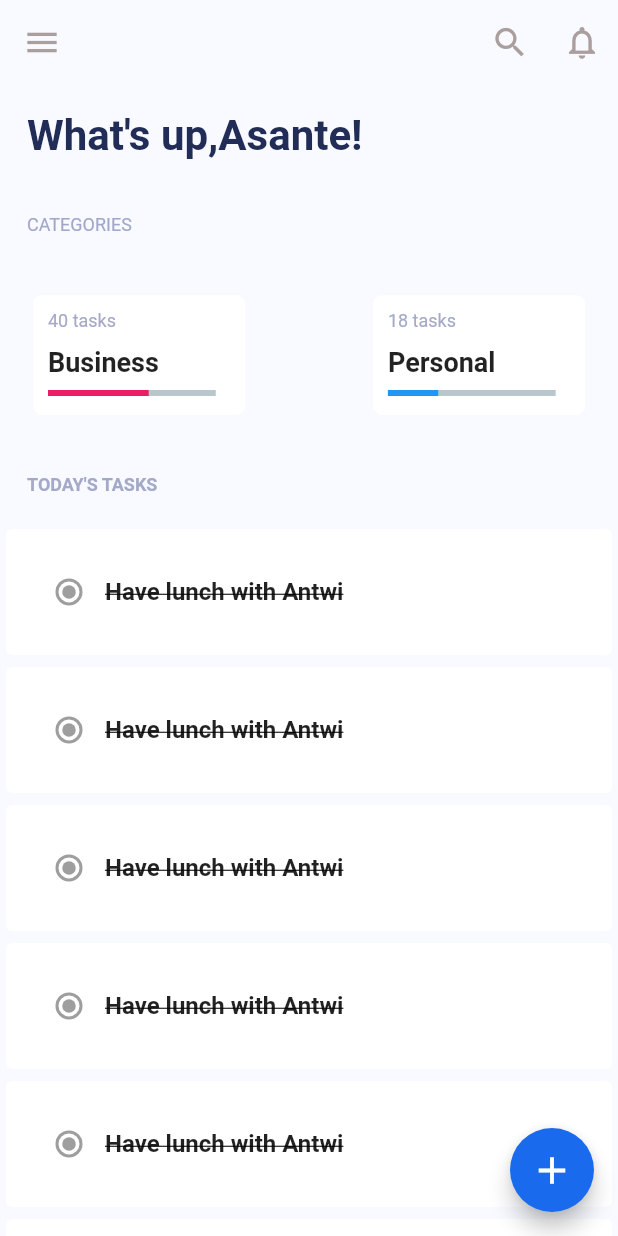
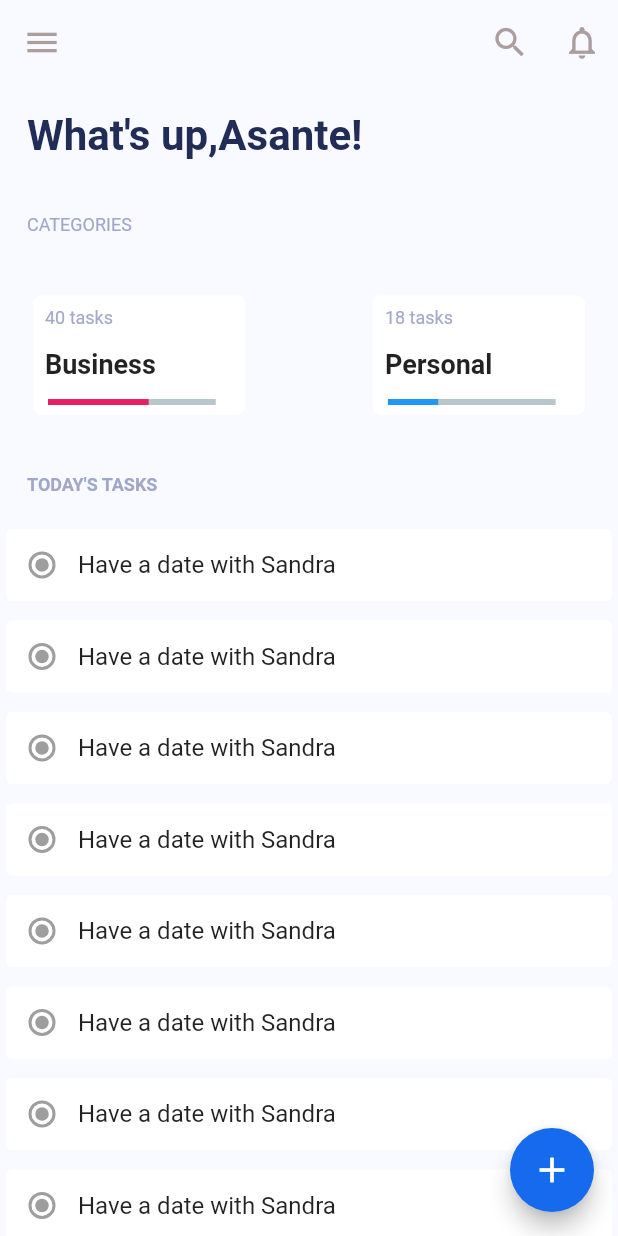
Before and after one commit to Asante-Adarkwa-Usman/Todo, a Flutter app: the screen it shows after launch, on a phone screen of 412 x 824 dp. Run offline on Flutter 3.47's test engine with Material 2 defaults, Android fonts, the phone set to English and light mode, and no system bars; drawn by our look-alikes of percent_indicator.

Commit message:
Created Homescreen with custom widgets

```diff
--- /dev/null
+++ b/todo/lib/views/custom_widgets/padding_with_text.dart
@@ -0,0 +1,29 @@
+import 'package:flutter/material.dart';
+
+class PaddingWithText extends StatelessWidget {
+  final String? text;
+  final double? fontSize;
+  final Color? color;
+  final FontWeight? fontWeight;
+  final EdgeInsetsGeometry? padding;
+  const PaddingWithText({
+    Key? key,
+    required this.text,
+    required this.fontSize,
+    required this.color,
+    required this.fontWeight,
+    required this.padding,
+  }) : super(key: key);
+
+  @override
+  Widget build(BuildContext context) {
+    return Padding(
+      padding: padding!,
+      child: Text(
+        text.toString(),
+        style:
+            TextStyle(fontSize: fontSize, fontWeight: fontWeight, color: color),
+      ),
+    );
+  }
+}
--- a/todo/lib/views/home_view.dart
+++ b/todo/lib/views/home_view.dart
@@ -2,6 +2,7 @@ import 'package:flutter/material.dart';
 import 'package:percent_indicator/percent_indicator.dart';
 import 'package:todo/views/create_todo_view.dart';
 
+import 'custom_widgets/padding_with_text.dart';
 import 'custom_widgets/search_delegate.dart';
 
 class HomeView extends StatelessWidget {
@@ -11,6 +12,9 @@ class HomeView extends StatelessWidget {
   Widget build(BuildContext context) {
     return Scaffold(
       backgroundColor: const Color.fromRGBO(249, 250, 255, 1),
+      // drawer: const Drawer(
+      //   elevation: 0,
+      // ),
       appBar: AppBar(
         backgroundColor: const Color.fromRGBO(249, 250, 255, 1),
         elevation: 0,
@@ -39,28 +43,141 @@ class HomeView extends StatelessWidget {
         child: Column(
           crossAxisAlignment: CrossAxisAlignment.start,
           children: [
-            const Padding(
-              padding: EdgeInsets.all(
-                18,
-              ),
-              child: Text("What's up,Asante!",
-                  style: TextStyle(
+            const PaddingWithText(
+                padding: EdgeInsets.all(18),
+                text: "What's up,Asante!",
                 fontSize: 28,
                 fontWeight: FontWeight.bold,
-                      color: Color.fromRGBO(34, 45, 87, 1))),
-            ),
-            const Padding(
-              padding: EdgeInsets.all(18),
-              child: Text('CATEGORIES',
-                  style: TextStyle(
+                color: Color.fromRGBO(34, 45, 87, 1)),
+            const PaddingWithText(
+              text: 'CATEGORIES',
               fontSize: 12.0,
               color: Color.fromRGBO(161, 167, 200, 1),
-                  )),
+              fontWeight: null,
+              padding: EdgeInsets.all(18),
             ),
             Row(
               mainAxisAlignment: MainAxisAlignment.spaceBetween,
-              children: [
-                SizedBox(
+              children: const [
+                CardCategory(
+                  mainText: 'Business',
+                  tasks: '40 tasks',
+                  indicatorColor: Colors.pink,
+                  completionLevel: 0.6,
+                ),
+                CardCategory(
+                  mainText: 'Personal',
+                  tasks: '18 tasks',
+                  indicatorColor: Colors.blue,
+                  completionLevel: 0.3,
+                ),
+              ],
+            ),
+            const Padding(
+              padding: EdgeInsets.all(18.0),
+              child: Text(
+                "TODAY'S TASKS",
+                style: TextStyle(
+                  fontSize: 12.0,
+                  fontWeight: FontWeight.w700,
+                  color: Color.fromRGBO(161, 167, 200, 1),
+                ),
+              ),
+            ),
+            ConstrainedBox(
+              constraints: BoxConstraints(
+                maxHeight: MediaQuery.of(context).size.height,
+              ),
+              child: ListView.separated(
+                  itemBuilder: (BuildContext context, int index) {
+                    return Card(
+                      elevation: 0,
+                      child: Row(
+                        children: const [
+                          Radio(
+                            value: '',
+                            groupValue: '',
+                            onChanged: null,
+                            activeColor: Colors.pink,
+                          ),
+                          Text(
+                            'Have a date with Sandra',
+                            style: TextStyle(
+                                //decoration: TextDecoration.lineThrough,
+                                fontSize: 16,
+                                fontWeight: FontWeight.w400),
+                          ),
+                        ],
+                      ),
+                    );
+                  },
+                  separatorBuilder: (BuildContext context, int index) =>
+                      const SizedBox(height: 5),
+                  itemCount: 15),
+            ),
+
+            // ConstrainedBox(
+            //     constraints: BoxConstraints(
+            //         maxHeight: MediaQuery.of(context).size.height),
+            //     // child: ListView.builder(
+            //     //   itemCount: 20,
+            //     //   itemBuilder: (context, index) => const Tasks(),
+            //     // ),
+            //     child: ListView.separated(
+            //         itemBuilder: (BuildContext context, int index) {
+            //           return const Tasks();
+            //         },
+            //         separatorBuilder: (BuildContext context, int index) =>
+            //             const SizedBox(
+            //               height: 10,
+            //             ),
+            //         itemCount: 20)),
+          ],
+        ),
+      ),
+      floatingActionButton: FloatingActionButton(
+        backgroundColor: const Color.fromRGBO(22, 106, 237, 1),
+        onPressed: () {
+          Navigator.of(context).push(MaterialPageRoute(
+              builder: (BuildContext context) => const CreateTodoView()));
+        },
+        child: const Icon(
+          Icons.add,
+          size: 28,
+        ),
+      ),
+
+      // floatingActionButton: FloatingActionButton(
+      //   backgroundColor: const Color.fromRGBO(26, 106, 237, 1),
+      //   onPressed: () {
+      //     Navigator.of(context).push(
+      //       MaterialPageRoute(
+      //         builder: (context) => const CreateTodoView(),
+      //       ),
+      //     );
+      //   },
+      //   child: const Icon(Icons.add, size: 30),
+      // ),
+    );
+  }
+}
+
+class CardCategory extends StatelessWidget {
+  final String? tasks;
+  final String? mainText;
+  final Color? indicatorColor;
+  final double? completionLevel;
+  const CardCategory(
+      {Key? key,
+      required this.mainText,
+      required this.tasks,
+      required this.indicatorColor,
+      required this.completionLevel})
+      : super(key: key);
+
+  @override
+  Widget build(BuildContext context) {
+    return SizedBox(
       width: MediaQuery.of(context).size.width * 0.45,
       height: MediaQuery.of(context).size.height * 0.15,
       child: Padding(
@@ -72,121 +189,32 @@ class HomeView extends StatelessWidget {
             child: Column(
               crossAxisAlignment: CrossAxisAlignment.start,
               children: [
-                            const Padding(
-                              padding: EdgeInsets.all(10.0),
-                              child: Text(
-                                '40 tasks',
-                                style: TextStyle(
+                PaddingWithText(
+                    padding: const EdgeInsets.fromLTRB(8, 8, 0, 5),
+                    text: tasks.toString(),
                     fontSize: 12,
                     fontWeight: FontWeight.w400,
-                                    color: Color.fromRGBO(164, 169, 199, 1)),
-                              ),
-                            ),
-                            const Padding(
-                              padding: EdgeInsets.only(left: 10.0),
-                              child: Text(
-                                'Business',
-                                style: TextStyle(
+                    color: const Color.fromRGBO(164, 169, 199, 1)),
+                PaddingWithText(
+                  padding: const EdgeInsets.fromLTRB(8, 8, 0, 5),
+                  text: mainText.toString(),
                   fontSize: 18,
+                  color: null,
                   fontWeight: FontWeight.w700,
-                                ),
-                              ),
                 ),
                 Padding(
                   padding: const EdgeInsets.only(top: 8.0),
                   child: LinearPercentIndicator(
                     width: MediaQuery.of(context).size.width * 0.32,
                     lineHeight: 4.0,
-                                percent: 0.6,
-                                progressColor: Colors.pink,
+                    percent: completionLevel!,
+                    progressColor: indicatorColor,
                   ),
                 )
               ],
             ),
           ),
         ),
-                  ),
-                ),
-                SizedBox(
-                  width: MediaQuery.of(context).size.width * 0.45,
-                  height: MediaQuery.of(context).size.height * 0.15,
-                  child: Padding(
-                    padding: const EdgeInsets.all(18.0),
-                    child: ClipRRect(
-                      borderRadius: BorderRadius.circular(20),
-                      child: Card(
-                        elevation: 0,
-                        child: Column(
-                          crossAxisAlignment: CrossAxisAlignment.start,
-                          children: [
-                            const Padding(
-                              padding: EdgeInsets.all(10.0),
-                              child: Text(
-                                '18 tasks',
-                                style: TextStyle(
-                                    fontSize: 12,
-                                    fontWeight: FontWeight.w400,
-                                    color: Color.fromRGBO(164, 169, 199, 1)),
-                              ),
-                            ),
-                            const Padding(
-                              padding: EdgeInsets.only(left: 10.0),
-                              child: Text(
-                                'Personal',
-                                style: TextStyle(
-                                  fontSize: 18,
-                                  fontWeight: FontWeight.w700,
-                                ),
-                              ),
-                            ),
-                            Padding(
-                              padding: const EdgeInsets.only(top: 8.0),
-                              child: LinearPercentIndicator(
-                                width: MediaQuery.of(context).size.width * 0.32,
-                                lineHeight: 4.0,
-                                percent: 0.3,
-                                progressColor: Colors.blue,
-                              ),
-                            )
-                          ],
-                        ),
-                      ),
-                    ),
-                  ),
-                ),
-              ],
-            ),
-            const Padding(
-              padding: EdgeInsets.all(18.0),
-              child: Text(
-                "TODAY'S TASKS",
-                style: TextStyle(
-                    fontSize: 12,
-                    fontWeight: FontWeight.w700,
-                    color: Color.fromRGBO(164, 169, 199, 1)),
-              ),
-            ),
-            ConstrainedBox(
-              constraints:
-                  BoxConstraints(maxHeight: MediaQuery.of(context).size.height),
-              child: ListView.builder(
-                itemCount: 20,
-                itemBuilder: (context, index) => const Tasks(),
-              ),
-            ),
-          ],
-        ),
-      ),
-      floatingActionButton: FloatingActionButton(
-        backgroundColor: const Color.fromRGBO(26, 106, 237, 1),
-        onPressed: () {
-          Navigator.of(context).push(
-            MaterialPageRoute(
-              builder: (context) => const CreateTodoView(),
-            ),
-          );
-        },
-        child: const Icon(Icons.add, size: 30),
       ),
     );
   }
@@ -219,7 +247,8 @@ class Tasks extends StatelessWidget {
               style: TextStyle(
                 fontSize: 16,
                 fontWeight: FontWeight.w700,
-                  decoration: TextDecoration.lineThrough),
+                // decoration: TextDecoration.lineThrough
+              ),
             ),
           ],
         ),
```
Lines whose indentation alone changed are shown as unchanged.
